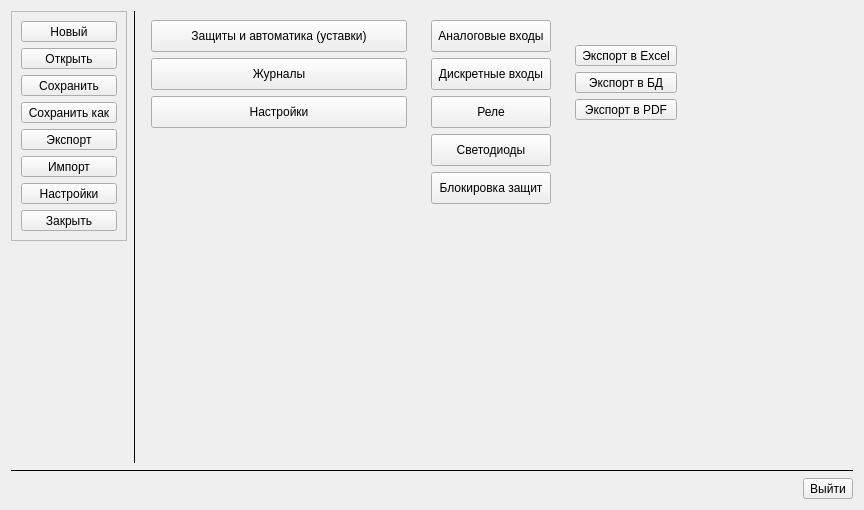
Before: the Qt Designer form classes/menubar/widgetmenu.ui in vlarry/configurator, drawn with Qt 5.
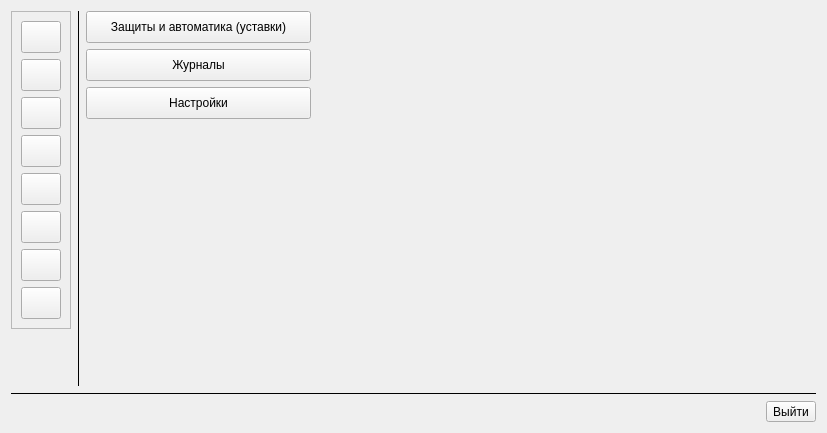
After: the same form once the commit is applied. The open tabs and pages were chosen to show the change. Icons and pictures are not drawn. Custom widgets are drawn as their Qt base class.

Patch:
```diff
--- a/classes/menubar/widgetmenu.ui
+++ b/classes/menubar/widgetmenu.ui
@@ -6,12 +6,12 @@
    <rect>
     <x>0</x>
     <y>0</y>
-    <width>864</width>
-    <height>510</height>
+    <width>827</width>
+    <height>433</height>
    </rect>
   </property>
   <property name="sizePolicy">
-   <sizepolicy hsizetype="Expanding" vsizetype="Expanding">
+   <sizepolicy hsizetype="Fixed" vsizetype="Fixed">
     <horstretch>0</horstretch>
     <verstretch>0</verstretch>
    </sizepolicy>
@@ -19,7 +19,7 @@
   <property name="windowTitle">
    <string/>
   </property>
-  <layout class="QVBoxLayout" name="verticalLayout_12">
+  <layout class="QVBoxLayout" name="verticalLayout_4">
    <item>
     <layout class="QHBoxLayout" name="horizontalLayout_3">
      <item>
@@ -49,6 +49,18 @@
                 <verstretch>0</verstretch>
                </sizepolicy>
               </property>
+              <property name="minimumSize">
+               <size>
+                <width>0</width>
+                <height>32</height>
+               </size>
+              </property>
+              <property name="maximumSize">
+               <size>
+                <width>16777215</width>
+                <height>32</height>
+               </size>
+              </property>
               <property name="mouseTracking">
                <bool>true</bool>
               </property>
@@ -56,11 +68,7 @@
                <string>Сохраняет проект в файл с новым именем</string>
               </property>
               <property name="text">
-               <string>Сохранить как</string>
-              </property>
-              <property name="icon">
-               <iconset resource="../../resource.qrc">
-                <normaloff>:/images/resource/images/save_as.png</normaloff>:/images/resource/images/save_as.png</iconset>
+               <string/>
               </property>
               <property name="iconSize">
                <size>
@@ -81,6 +89,18 @@
                 <verstretch>0</verstretch>
                </sizepolicy>
               </property>
+              <property name="minimumSize">
+               <size>
+                <width>0</width>
+                <height>32</height>
+               </size>
+              </property>
+              <property name="maximumSize">
+               <size>
+                <width>16777215</width>
+                <height>32</height>
+               </size>
+              </property>
               <property name="mouseTracking">
                <bool>true</bool>
               </property>
@@ -88,11 +108,7 @@
                <string>Сохраняет проект в файл</string>
               </property>
               <property name="text">
-               <string>Сохранить</string>
-              </property>
-              <property name="icon">
-               <iconset resource="../../resource.qrc">
-                <normaloff>:/images/resource/images/save.png</normaloff>:/images/resource/images/save.png</iconset>
+               <string/>
               </property>
               <property name="iconSize">
                <size>
@@ -113,15 +129,23 @@
                 <verstretch>0</verstretch>
                </sizepolicy>
               </property>
+              <property name="minimumSize">
+               <size>
+                <width>0</width>
+                <height>32</height>
+               </size>
+              </property>
+              <property name="maximumSize">
+               <size>
+                <width>16777215</width>
+                <height>32</height>
+               </size>
+              </property>
               <property name="mouseTracking">
                <bool>true</bool>
               </property>
               <property name="text">
-               <string>Импорт</string>
-              </property>
-              <property name="icon">
-               <iconset resource="../../resource.qrc">
-                <normaloff>:/images/resource/images/import.png</normaloff>:/images/resource/images/import.png</iconset>
+               <string/>
               </property>
               <property name="iconSize">
                <size>
@@ -145,6 +169,18 @@
                 <verstretch>0</verstretch>
                </sizepolicy>
               </property>
+              <property name="minimumSize">
+               <size>
+                <width>0</width>
+                <height>32</height>
+               </size>
+              </property>
+              <property name="maximumSize">
+               <size>
+                <width>16777215</width>
+                <height>32</height>
+               </size>
+              </property>
               <property name="mouseTracking">
                <bool>true</bool>
               </property>
@@ -152,11 +188,7 @@
                <string>&lt;html&gt;&lt;head/&gt;&lt;body&gt;&lt;p&gt;Создает новый проект&lt;/p&gt;&lt;/body&gt;&lt;/html&gt;</string>
               </property>
               <property name="text">
-               <string>Новый</string>
-              </property>
-              <property name="icon">
-               <iconset resource="../../resource.qrc">
-                <normaloff>:/images/resource/images/new.png</normaloff>:/images/resource/images/new.png</iconset>
+               <string/>
               </property>
               <property name="iconSize">
                <size>
@@ -177,15 +209,23 @@
                 <verstretch>0</verstretch>
                </sizepolicy>
               </property>
+              <property name="minimumSize">
+               <size>
+                <width>0</width>
+                <height>32</height>
+               </size>
+              </property>
+              <property name="maximumSize">
+               <size>
+                <width>16777215</width>
+                <height>32</height>
+               </size>
+              </property>
               <property name="mouseTracking">
                <bool>true</bool>
               </property>
               <property name="text">
-               <string>Экспорт</string>
-              </property>
-              <property name="icon">
-               <iconset resource="../../resource.qrc">
-                <normaloff>:/images/resource/images/export.png</normaloff>:/images/resource/images/export.png</iconset>
+               <string/>
               </property>
               <property name="iconSize">
                <size>
@@ -209,15 +249,23 @@
                 <verstretch>0</verstretch>
                </sizepolicy>
               </property>
+              <property name="minimumSize">
+               <size>
+                <width>0</width>
+                <height>32</height>
+               </size>
+              </property>
+              <property name="maximumSize">
+               <size>
+                <width>16777215</width>
+                <height>32</height>
+               </size>
+              </property>
               <property name="mouseTracking">
                <bool>true</bool>
               </property>
               <property name="text">
-               <string>Настройки</string>
-              </property>
-              <property name="icon">
-               <iconset resource="../../resource.qrc">
-                <normaloff>:/images/resource/images/settings.png</normaloff>:/images/resource/images/settings.png</iconset>
+               <string/>
               </property>
               <property name="iconSize">
                <size>
@@ -241,6 +289,18 @@
                 <verstretch>0</verstretch>
                </sizepolicy>
               </property>
+              <property name="minimumSize">
+               <size>
+                <width>0</width>
+                <height>32</height>
+               </size>
+              </property>
+              <property name="maximumSize">
+               <size>
+                <width>16777215</width>
+                <height>32</height>
+               </size>
+              </property>
               <property name="mouseTracking">
                <bool>true</bool>
               </property>
@@ -248,11 +308,7 @@
                <string>Открывает проект</string>
               </property>
               <property name="text">
-               <string>Открыть</string>
-              </property>
-              <property name="icon">
-               <iconset resource="../../resource.qrc">
-                <normaloff>:/images/resource/images/open.png</normaloff>:/images/resource/images/open.png</iconset>
+               <string/>
               </property>
               <property name="iconSize">
                <size>
@@ -273,6 +329,18 @@
                 <verstretch>0</verstretch>
                </sizepolicy>
               </property>
+              <property name="minimumSize">
+               <size>
+                <width>0</width>
+                <height>32</height>
+               </size>
+              </property>
+              <property name="maximumSize">
+               <size>
+                <width>16777215</width>
+                <height>32</height>
+               </size>
+              </property>
               <property name="mouseTracking">
                <bool>true</bool>
               </property>
@@ -280,11 +348,7 @@
                <string>Закрывает проект</string>
               </property>
               <property name="text">
-               <string>Закрыть</string>
-              </property>
-              <property name="icon">
-               <iconset resource="../../resource.qrc">
-                <normaloff>:/images/resource/images/close_button.png</normaloff>:/images/resource/images/close_button.png</iconset>
+               <string/>
               </property>
               <property name="iconSize">
                <size>
@@ -328,7 +392,7 @@
       </widget>
      </item>
      <item>
-      <layout class="QVBoxLayout" name="verticalLayout_10">
+      <layout class="QVBoxLayout" name="verticalLayout_2">
        <item>
         <layout class="QHBoxLayout" name="horizontalLayout_2">
          <item>
@@ -403,82 +467,88 @@
             </layout>
            </widget>
            <widget class="QWidget" name="pageExport">
-            <layout class="QVBoxLayout" name="verticalLayout_2">
-             <item>
-              <layout class="QGridLayout" name="gridLayout">
-               <item row="0" column="0">
-                <widget class="CToolButton" name="toolButtonProtectionExport">
-                 <property name="sizePolicy">
-                  <sizepolicy hsizetype="Expanding" vsizetype="Fixed">
-                   <horstretch>0</horstretch>
-                   <verstretch>0</verstretch>
-                  </sizepolicy>
-                 </property>
-                 <property name="minimumSize">
-                  <size>
-                   <width>0</width>
-                   <height>32</height>
-                  </size>
-                 </property>
-                 <property name="text">
-                  <string>Защиты и автоматика (уставки)</string>
-                 </property>
-                </widget>
-               </item>
-               <item row="1" column="0">
-                <widget class="CToolButton" name="toolButtonJournalExport">
-                 <property name="sizePolicy">
-                  <sizepolicy hsizetype="Expanding" vsizetype="Fixed">
-                   <horstretch>0</horstretch>
-                   <verstretch>0</verstretch>
-                  </sizepolicy>
-                 </property>
-                 <property name="minimumSize">
-                  <size>
-                   <width>0</width>
-                   <height>32</height>
-                  </size>
-                 </property>
-                 <property name="text">
-                  <string>Журналы</string>
-                 </property>
-                </widget>
-               </item>
-               <item row="2" column="0">
-                <widget class="CToolButton" name="toolButtonSettingsExport">
-                 <property name="sizePolicy">
-                  <sizepolicy hsizetype="Expanding" vsizetype="Fixed">
-                   <horstretch>0</horstretch>
-                   <verstretch>0</verstretch>
-                  </sizepolicy>
-                 </property>
-                 <property name="minimumSize">
-                  <size>
-                   <width>0</width>
-                   <height>32</height>
-                  </size>
-                 </property>
-                 <property name="text">
-                  <string>Настройки</string>
-                 </property>
-                </widget>
-               </item>
-              </layout>
-             </item>
-             <item>
-              <spacer name="verticalSpacer_2">
-               <property name="orientation">
-                <enum>Qt::Vertical</enum>
-               </property>
-               <property name="sizeHint" stdset="0">
-                <size>
-                 <width>20</width>
-                 <height>162</height>
-                </size>
-               </property>
-              </spacer>
-             </item>
-            </layout>
+            <widget class="QWidget" name="">
+             <layout class="QGridLayout" name="gridLayout">
+              <item row="2" column="0">
+               <widget class="CToolButton" name="toolButtonSettingsExport">
+                <property name="sizePolicy">
+                 <sizepolicy hsizetype="Expanding" vsizetype="Fixed">
+                  <horstretch>0</horstretch>
+                  <verstretch>0</verstretch>
+                 </sizepolicy>
+                </property>
+                <property name="minimumSize">
+                 <size>
+                  <width>0</width>
+                  <height>32</height>
+                 </size>
+                </property>
+                <property name="maximumSize">
+                 <size>
+                  <width>16777215</width>
+                  <height>32</height>
+                 </size>
+                </property>
+                <property name="text">
+                 <string>Настройки</string>
+                </property>
+               </widget>
+              </item>
+              <item row="1" column="0">
+               <widget class="CToolButton" name="toolButtonJournalExport">
+                <property name="sizePolicy">
+                 <sizepolicy hsizetype="Expanding" vsizetype="Fixed">
+                  <horstretch>0</horstretch>
+                  <verstretch>0</verstretch>
+                 </sizepolicy>
+                </property>
+                <property name="minimumSize">
+                 <size>
+                  <width>0</width>
+                  <height>32</height>
+                 </size>
+                </property>
+                <property name="maximumSize">
+                 <size>
+                  <width>16777215</width>
+                  <height>32</height>
+                 </size>
+                </property>
+                <property name="text">
+                 <string>Журналы</string>
+                </property>
+               </widget>
+              </item>
+              <item row="0" column="0">
+               <widget class="CToolButton" name="toolButtonProtectionExport">
+                <property name="sizePolicy">
+                 <sizepolicy hsizetype="Expanding" vsizetype="Fixed">
+                  <horstretch>0</horstretch>
+                  <verstretch>0</verstretch>
+                 </sizepolicy>
+                </property>
+                <property name="minimumSize">
+                 <size>
+                  <width>225</width>
+                  <height>32</height>
+                 </size>
+                </property>
+                <property name="maximumSize">
+                 <size>
+                  <width>16777215</width>
+                  <height>32</height>
+                 </size>
+                </property>
+                <property name="styleSheet">
+                 <string notr="true">menu-indicator { subcontrol-origin: padding; subcontrol-position: bottom center; }</string>
+                </property>
+                <property name="text">
+                 <string>Защиты и автоматика (уставки)</string>
+                </property>
+               </widget>
+              </item>
+             </layout>
+            </widget>
            </widget>
            <widget class="QWidget" name="pageImport">
             <layout class="QVBoxLayout" name="verticalLayout_7">
@@ -610,348 +680,22 @@
           </widget>
          </item>
          <item>
-          <widget class="QStackedWidget" name="stackedWidgetMenuLevel2">
-           <property name="sizePolicy">
-            <sizepolicy hsizetype="Fixed" vsizetype="Fixed">
-             <horstretch>0</horstretch>
-             <verstretch>0</verstretch>
-            </sizepolicy>
+          <spacer name="horizontalSpacer_3">
+           <property name="orientation">
+            <enum>Qt::Horizontal</enum>
            </property>
-           <property name="currentIndex">
-            <number>1</number>
+           <property name="sizeHint" stdset="0">
+            <size>
+             <width>40</width>
+             <height>20</height>
+            </size>
            </property>
-           <widget class="QWidget" name="pageJournals">
-            <layout class="QVBoxLayout" name="verticalLayout_5">
-             <item>
-              <layout class="QGridLayout" name="gridLayout_3">
-               <item row="4" column="0">
-                <widget class="CToolButton" name="toolButtonJournalIsolation">
-                 <property name="sizePolicy">
-                  <sizepolicy hsizetype="Expanding" vsizetype="Fixed">
-                   <horstretch>0</horstretch>
-                   <verstretch>0</verstretch>
-                  </sizepolicy>
-                 </property>
-                 <property name="minimumSize">
-                  <size>
-                   <width>0</width>
-                   <height>32</height>
-                  </size>
-                 </property>
-                 <property name="text">
-                  <string>Изоляции</string>
-                 </property>
-                </widget>
-               </item>
-               <item row="3" column="0">
-                <widget class="CToolButton" name="toolButtonJournalHalfhour">
-                 <property name="sizePolicy">
-                  <sizepolicy hsizetype="Expanding" vsizetype="Fixed">
-                   <horstretch>0</horstretch>
-                   <verstretch>0</verstretch>
-                  </sizepolicy>
-                 </property>
-                 <property name="minimumSize">
-                  <size>
-                   <width>0</width>
-                   <height>32</height>
-                  </size>
-                 </property>
-                 <property name="text">
-                  <string>Получасовок</string>
-                 </property>
-                </widget>
-               </item>
-               <item row="1" column="0">
-                <widget class="CToolButton" name="toolButtonJournalCrash">
-                 <property name="sizePolicy">
-                  <sizepolicy hsizetype="Expanding" vsizetype="Fixed">
-                   <horstretch>0</horstretch>
-                   <verstretch>0</verstretch>
-                  </sizepolicy>
-                 </property>
-                 <property name="minimumSize">
-                  <size>
-                   <width>0</width>
-                   <height>32</height>
-                  </size>
-                 </property>
-                 <property name="text">
-                  <string>Аварий</string>
-                 </property>
-                </widget>
-               </item>
-               <item row="2" column="0">
-                <widget class="CToolButton" name="toolButtonJournalEvent">
-                 <property name="sizePolicy">
-                  <sizepolicy hsizetype="Expanding" vsizetype="Fixed">
-                   <horstretch>0</horstretch>
-                   <verstretch>0</verstretch>
-                  </sizepolicy>
-                 </property>
-                 <property name="minimumSize">
-                  <size>
-                   <width>0</width>
-                   <height>32</height>
-                  </size>
-                 </property>
-                 <property name="text">
-                  <string>Событий</string>
-                 </property>
-                </widget>
-               </item>
-              </layout>
-             </item>
-             <item>
-              <spacer name="verticalSpacer_6">
-               <property name="orientation">
-                <enum>Qt::Vertical</enum>
-               </property>
-               <property name="sizeHint" stdset="0">
-                <size>
-                 <width>20</width>
-                 <height>123</height>
-                </size>
-               </property>
-              </spacer>
-             </item>
-            </layout>
-           </widget>
-           <widget class="QWidget" name="pageSettingsLevel2">
-            <layout class="QVBoxLayout" name="verticalLayout_4">
-             <item>
-              <layout class="QGridLayout" name="gridLayout_2">
-               <item row="3" column="0">
-                <widget class="CToolButton" name="toolButtonSettingsLed">
-                 <property name="sizePolicy">
-                  <sizepolicy hsizetype="Expanding" vsizetype="Fixed">
-                   <horstretch>0</horstretch>
-                   <verstretch>0</verstretch>
-                  </sizepolicy>
-                 </property>
-                 <property name="minimumSize">
-                  <size>
-                   <width>0</width>
-                   <height>32</height>
-                  </size>
-                 </property>
-                 <property name="text">
-                  <string>Светодиоды</string>
-                 </property>
-                </widget>
-               </item>
-               <item row="0" column="0">
-                <widget class="CToolButton" name="toolButtonSettingsInputAnalog">
-                 <property name="sizePolicy">
-                  <sizepolicy hsizetype="Expanding" vsizetype="Fixed">
-                   <horstretch>0</horstretch>
-                   <verstretch>0</verstretch>
-                  </sizepolicy>
-                 </property>
-                 <property name="minimumSize">
-                  <size>
-                   <width>0</width>
-                   <height>32</height>
-                  </size>
-                 </property>
-                 <property name="text">
-                  <string>Аналоговые входы</string>
-                 </property>
-                </widget>
-               </item>
-               <item row="1" column="0">
-                <widget class="CToolButton" name="toolButtonSettingsInputDiscret">
-                 <property name="sizePolicy">
-                  <sizepolicy hsizetype="Expanding" vsizetype="Fixed">
-                   <horstretch>0</horstretch>
-                   <verstretch>0</verstretch>
-                  </sizepolicy>
-                 </property>
-                 <property name="minimumSize">
-                  <size>
-                   <width>0</width>
-                   <height>32</height>
-                  </size>
-                 </property>
-                 <property name="text">
-                  <string>Дискретные входы</string>
-                 </property>
-                </widget>
-               </item>
-               <item row="2" column="0">
-                <widget class="CToolButton" name="toolButtonSettingsRelay">
-                 <property name="sizePolicy">
-                  <sizepolicy hsizetype="Expanding" vsizetype="Fixed">
-                   <horstretch>0</horstretch>
-                   <verstretch>0</verstretch>
-                  </sizepolicy>
-                 </property>
-                 <property name="minimumSize">
-                  <size>
-                   <width>0</width>
-                   <height>32</height>
-                  </size>
-                 </property>
-                 <property name="text">
-                  <string>Реле</string>
-                 </property>
-                </widget>
-               </item>
-               <item row="4" column="0">
-                <widget class="CToolButton" name="toolButtonSettingsProtectionBlock">
-                 <property name="sizePolicy">
-                  <sizepolicy hsizetype="Expanding" vsizetype="Fixed">
-                   <horstretch>0</horstretch>
-                   <verstretch>0</verstretch>
-                  </sizepolicy>
-                 </property>
-                 <property name="minimumSize">
-                  <size>
-                   <width>0</width>
-                   <height>32</height>
-                  </size>
-                 </property>
-                 <property name="text">
-                  <string>Блокировка защит</string>
-                 </property>
-                </widget>
-               </item>
-              </layout>
-             </item>
-             <item>
-              <spacer name="verticalSpacer_5">
-               <property name="orientation">
-                <enum>Qt::Vertical</enum>
-               </property>
-               <property name="sizeHint" stdset="0">
-                <size>
-                 <width>20</width>
-                 <height>84</height>
-                </size>
-               </property>
-              </spacer>
-             </item>
-            </layout>
-           </widget>
-          </widget>
-         </item>
-         <item>
-          <widget class="QStackedWidget" name="stackedWidgetMenuLevel3">
-           <property name="sizePolicy">
-            <sizepolicy hsizetype="Fixed" vsizetype="Fixed">
-             <horstretch>0</horstretch>
-             <verstretch>0</verstretch>
-            </sizepolicy>
-           </property>
-           <property name="currentIndex">
-            <number>1</number>
-           </property>
-           <widget class="QWidget" name="page_3"/>
-           <widget class="QWidget" name="pageFunctionExport">
-            <layout class="QVBoxLayout" name="verticalLayout_9">
-             <item>
-              <layout class="QGridLayout" name="gridLayout_4">
-               <item row="0" column="0">
-                <widget class="CToolButton" name="toolButtonExportToExcel">
-                 <property name="sizePolicy">
-                  <sizepolicy hsizetype="Expanding" vsizetype="Fixed">
-                   <horstretch>0</horstretch>
-                   <verstretch>0</verstretch>
-                  </sizepolicy>
-                 </property>
-                 <property name="text">
-                  <string>Экспорт в Excel</string>
-                 </property>
-                 <property name="icon">
-                  <iconset resource="../../resource.qrc">
-                   <normaloff>:/images/resource/images/export_excel.png</normaloff>:/images/resource/images/export_excel.png</iconset>
-                 </property>
-                 <property name="iconSize">
-                  <size>
-                   <width>32</width>
-                   <height>32</height>
-                  </size>
-                 </property>
-                 <property name="toolButtonStyle">
-                  <enum>Qt::ToolButtonTextBesideIcon</enum>
-                 </property>
-                </widget>
-               </item>
-               <item row="2" column="0">
-                <widget class="CToolButton" name="toolButtonExportToPDF">
-                 <property name="sizePolicy">
-                  <sizepolicy hsizetype="Expanding" vsizetype="Fixed">
-                   <horstretch>0</horstretch>
-                   <verstretch>0</verstretch>
-                  </sizepolicy>
-                 </property>
-                 <property name="text">
-                  <string>Экспорт в PDF</string>
-                 </property>
-                 <property name="icon">
-                  <iconset resource="../../resource.qrc">
-                   <normaloff>:/images/resource/images/export_pdf.png</normaloff>:/images/resource/images/export_pdf.png</iconset>
-                 </property>
-                 <property name="iconSize">
-                  <size>
-                   <width>32</width>
-                   <height>32</height>
-                  </size>
-                 </property>
-                 <property name="toolButtonStyle">
-                  <enum>Qt::ToolButtonTextBesideIcon</enum>
-                 </property>
-                </widget>
-               </item>
-               <item row="1" column="0">
-                <widget class="CToolButton" name="toolButtonExportToDB">
-                 <property name="sizePolicy">
-                  <sizepolicy hsizetype="Expanding" vsizetype="Fixed">
-                   <horstretch>0</horstretch>
-                   <verstretch>0</verstretch>
-                  </sizepolicy>
-                 </property>
-                 <property name="text">
-                  <string>Экспорт в БД</string>
-                 </property>
-                 <property name="icon">
-                  <iconset resource="../../resource.qrc">
-                   <normaloff>:/images/resource/images/db_export.png</normaloff>:/images/resource/images/db_export.png</iconset>
-                 </property>
-                 <property name="iconSize">
-                  <size>
-                   <width>32</width>
-                   <height>32</height>
-                  </size>
-                 </property>
-                 <property name="toolButtonStyle">
-                  <enum>Qt::ToolButtonTextBesideIcon</enum>
-                 </property>
-                </widget>
-               </item>
-              </layout>
-             </item>
-             <item>
-              <spacer name="verticalSpacer_7">
-               <property name="orientation">
-                <enum>Qt::Vertical</enum>
-               </property>
-               <property name="sizeHint" stdset="0">
-                <size>
-                 <width>20</width>
-                 <height>144</height>
-                </size>
-               </property>
-              </spacer>
-             </item>
-            </layout>
-           </widget>
-          </widget>
+          </spacer>
          </item>
         </layout>
        </item>
        <item>
-        <spacer name="verticalSpacer_8">
+        <spacer name="verticalSpacer_2">
          <property name="orientation">
           <enum>Qt::Vertical</enum>
          </property>
@@ -965,19 +709,6 @@
        </item>
       </layout>
      </item>
-     <item>
-      <spacer name="horizontalSpacer_3">
-       <property name="orientation">
-        <enum>Qt::Horizontal</enum>
-       </property>
-       <property name="sizeHint" stdset="0">
-        <size>
-         <width>40</width>
-         <height>20</height>
-        </size>
-       </property>
-      </spacer>
-     </item>
     </layout>
    </item>
    <item>
```
Left out of the diff: 38 changed lines with no effect on the pictures.
